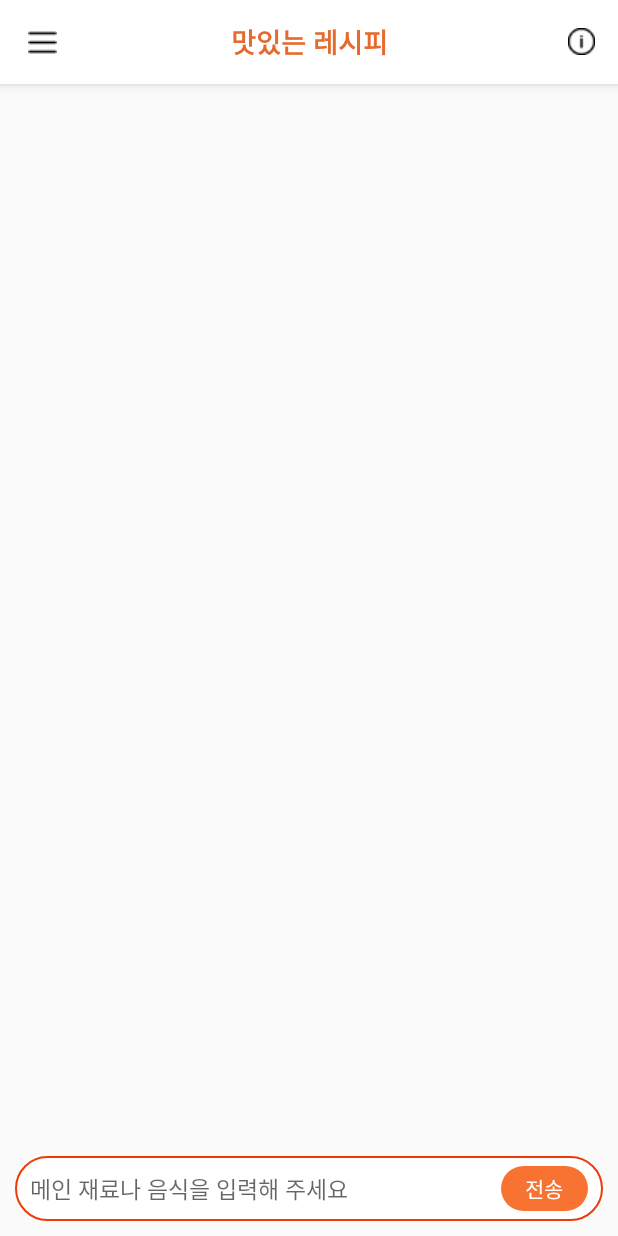
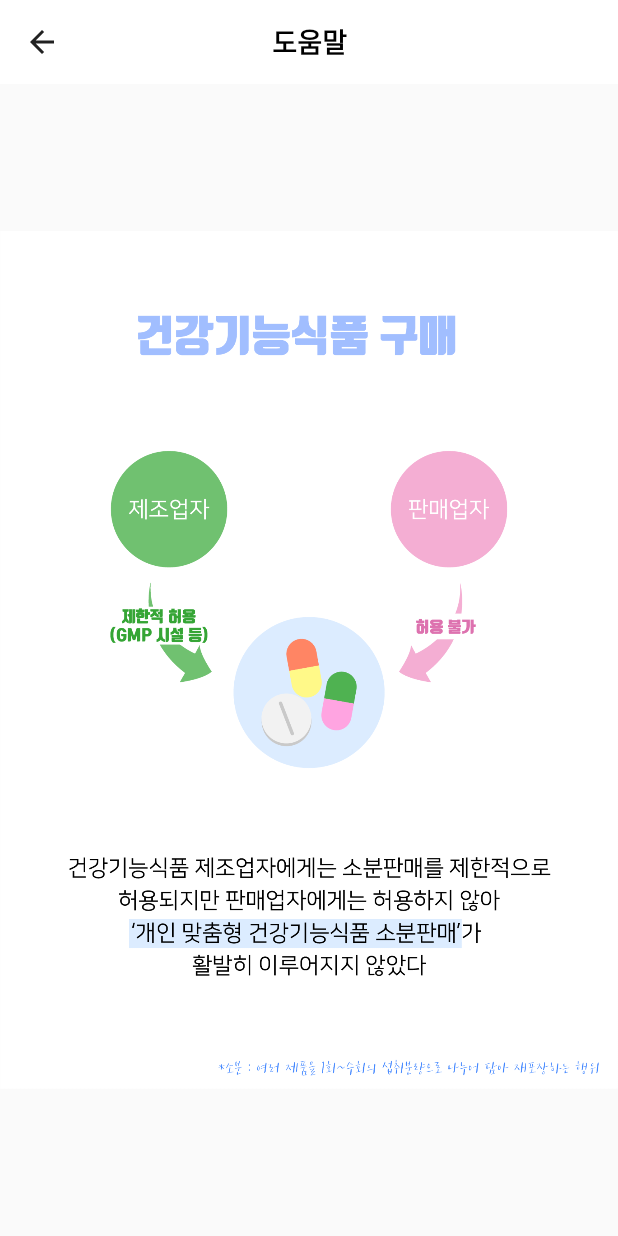
Before and after one commit to food-chatbot/food-chatbot, an Android app: the MainActivity screen opened directly, with no data from a screen before it, after a tap on "설명", on a phone screen of 412 x 824 dp. Run offline under Robolectric (Android 15) with nearby library versions, the phone set to English and light mode, and no system bars; our stand-ins replace Firebase (no records; nobody signed in at launch, a user with empty details on screens opened directly); libraries missing offline, so code that uses them is left out: com.google.api.gax, com.google.auth.oauth2, com.google.cloud.dialogflow; 6 statements that could not run were skipped.

Commit message:
도움말 버튼 클릭 시 구현

```diff
--- a/app/src/main/AndroidManifest.xml
+++ b/app/src/main/AndroidManifest.xml
@@ -34,7 +34,7 @@
         <activity android:name=".TipView.TipActivity"></activity>
         <activity android:name=".TipView.Tip2Activity"></activity>
         <activity android:name=".TipView.Tip3Activity"></activity>
-
+        <activity android:name=".InfoActivity"></activity>
     </application>
 
 </manifest>
--- /dev/null
+++ b/app/src/main/java/com/example/chatbot/InfoActivity.java
@@ -0,0 +1,41 @@
+package com.example.chatbot;
+
+import android.content.Intent;
+import android.os.Bundle;
+import android.view.MenuItem;
+
+import androidx.annotation.Nullable;
+import androidx.appcompat.app.AppCompatActivity;
+import androidx.appcompat.widget.Toolbar;
+
+public class InfoActivity extends AppCompatActivity {
+
+    Toolbar toolbar;
+
+    @Override
+    protected void onCreate(@Nullable Bundle savedInstanceState) {
+        super.onCreate(savedInstanceState);
+        setContentView(R.layout.info);
+
+        toolbar = findViewById(R.id.toolBar);
+        setSupportActionBar(toolbar);
+        getSupportActionBar().setDisplayShowTitleEnabled(false); //기존 툴바 텍스트 안보이게
+        getSupportActionBar().setDisplayHomeAsUpEnabled(true); // 뒤로가기 버튼
+
+        //임의로 이미지 넣음
+    }
+
+    public boolean onOptionsItemSelected(MenuItem item) {
+        int id = item.getItemId();
+
+        switch (id) {
+
+            case android.R.id.home: //뒤로가기
+                Intent intent = new Intent(getApplicationContext(),MainActivity.class);
+                startActivity(intent);
+                finish();
+                return true;
+        }
+        return super.onOptionsItemSelected(item);
+    }
+}
--- a/app/src/main/java/com/example/chatbot/MainActivity.java
+++ b/app/src/main/java/com/example/chatbot/MainActivity.java
@@ -104,6 +104,11 @@ public class MainActivity extends AppCompatActivity
             case android.R.id.home:
                 drawerLayout.openDrawer(GravityCompat.START);
                 return true;
+
+            case R.id.action_explanation:
+                Intent intent = new Intent(getApplicationContext(),InfoActivity.class);
+                startActivity(intent);
+                finish();
         }
         return super.onOptionsItemSelected(item);
     }
--- a/app/src/main/res/layout/info.xml
+++ b/app/src/main/res/layout/info.xml
@@ -1,7 +1,42 @@
 <?xml version="1.0" encoding="utf-8"?>
-<androidx.constraintlayout.widget.ConstraintLayout xmlns:android="http://schemas.android.com/apk/res/android"
+<LinearLayout xmlns:android="http://schemas.android.com/apk/res/android"
     android:layout_width="match_parent"
-    android:layout_height="match_parent">
+    android:layout_height="match_parent"
+    xmlns:app="http://schemas.android.com/apk/res-auto"
+    android:orientation="vertical">
 
+    <LinearLayout
+        android:layout_width="match_parent"
+        android:layout_height="wrap_content"
+        android:orientation="vertical">
 
-</androidx.constraintlayout.widget.ConstraintLayout>
+        <androidx.appcompat.widget.Toolbar
+            android:id="@+id/toolBar"
+            android:layout_width="match_parent"
+            android:layout_height="?attr/actionBarSize"
+            android:background="#FFFFFF"
+            android:elevation="4dp"
+            android:theme="@style/ThemeOverlay.AppCompat.ActionBar"
+            app:popupTheme="@style/ThemeOverlay.AppCompat.Light">
+
+            <TextView
+                android:id="@+id/tbarText"
+                android:layout_width="wrap_content"
+                android:layout_height="wrap_content"
+                android:layout_gravity="center"
+                android:textStyle="bold"
+                android:textSize="18dp"
+                android:textColor="@color/black"
+                android:text="도움말"/>
+        </androidx.appcompat.widget.Toolbar>
+    </LinearLayout>
+
+    <LinearLayout
+        android:layout_width="match_parent"
+        android:layout_height="wrap_content">
+        <ImageView
+            android:src="@drawable/hfood1"
+            android:layout_width="wrap_content"
+            android:layout_height="wrap_content"/>
+    </LinearLayout>
+</LinearLayout>
```
